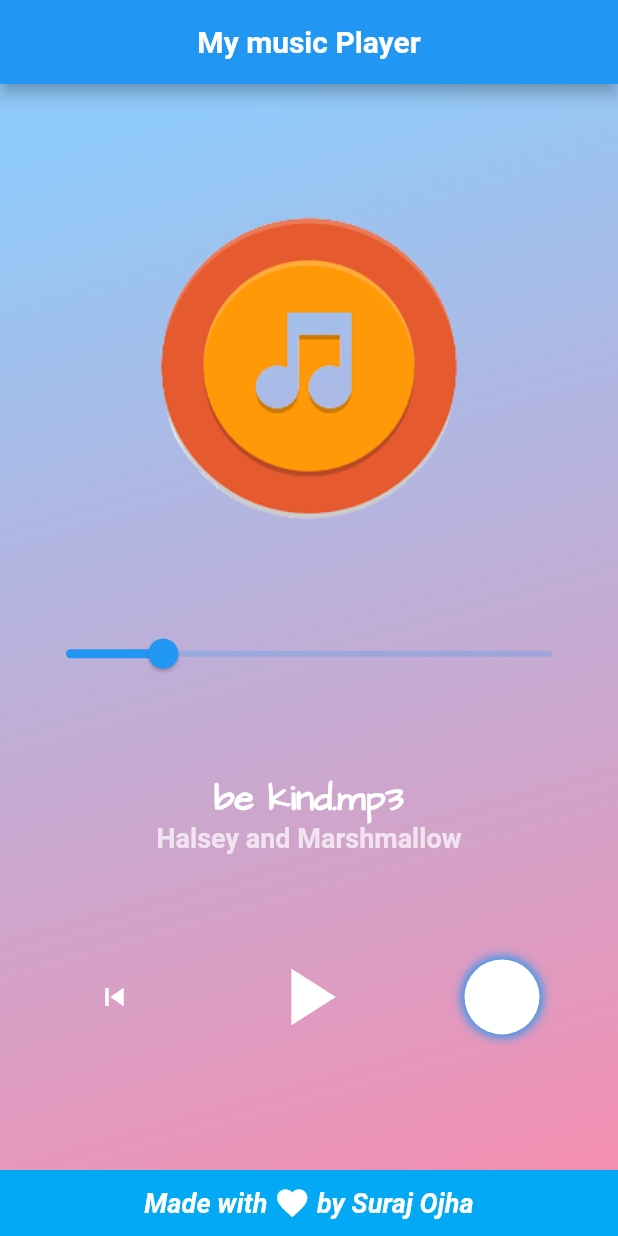
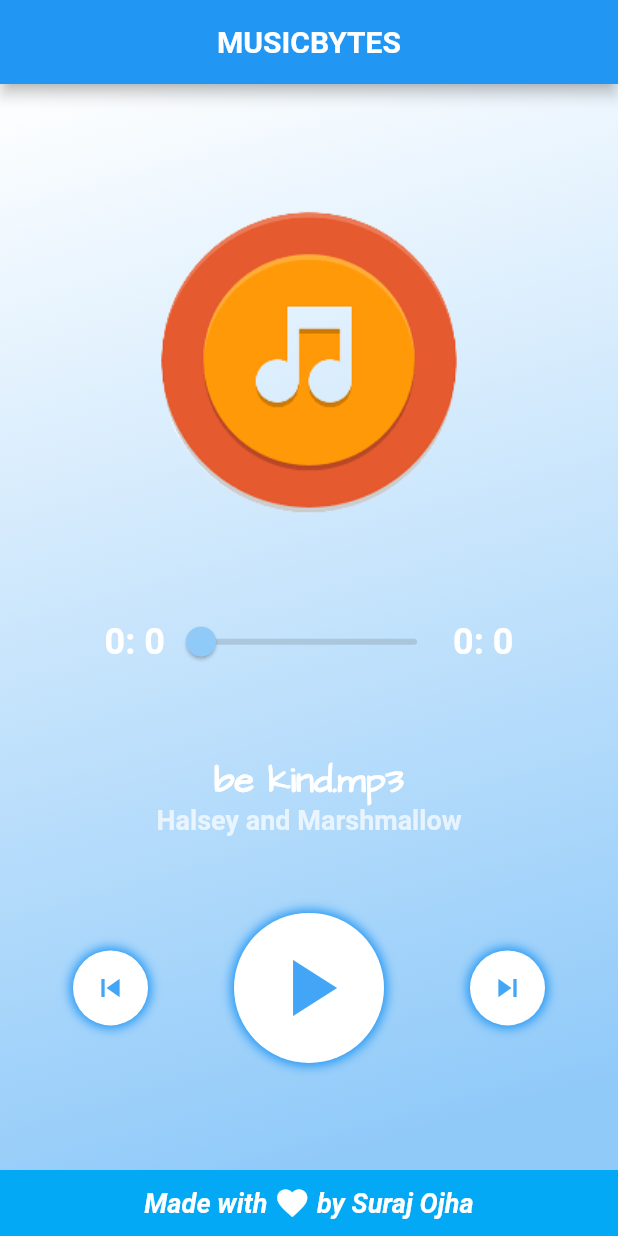
Before and after one commit to Suraez/music_player, a Flutter app: the screen it shows after launch, on a phone screen of 412 x 824 dp. Run offline on Flutter 3.47's test engine with Material 2 defaults, Android fonts, the light colour scheme and no system bars; our stand-ins replace audioplayers.

Commit message:
releasing version 1

```diff
--- a/lib/Widgets/nextSongButton.dart
+++ b/lib/Widgets/nextSongButton.dart
@@ -23,7 +23,7 @@ class NextSongButton extends StatelessWidget {
       child: IconButton(
         icon: Icon(Icons.skip_next),
         onPressed: () => onNextSongHandler('next'),
-        color: Colors.white,
+        color: Colors.blue[400],
       ),
     );
   }
--- a/lib/Widgets/pausebutton.dart
+++ b/lib/Widgets/pausebutton.dart
@@ -7,11 +7,26 @@ class PauseButton extends StatelessWidget {
 
   @override
   Widget build(BuildContext context) {
-    return IconButton(
-        icon: Icon(Icons.pause),
-        onPressed: onPlayHandler,
-        iconSize: 64.0,
+    return Container(
+      height: 100.0,
+      width: 100.0,
+      decoration: BoxDecoration(
         color: Colors.white,
-      );
+        shape: BoxShape.circle,
+        boxShadow: [
+          BoxShadow(
+            blurRadius: 5.0,
+            spreadRadius: 2.0,
+            color: Colors.blue,
+          ),
+        ],
+      ),
+      child: IconButton(
+          icon: Icon(Icons.pause),
+          onPressed: onPlayHandler,
+          iconSize: 64.0,
+          color: Colors.blue[400],
+        ),
+    );
   }
 }
--- a/lib/Widgets/playbutton.dart
+++ b/lib/Widgets/playbutton.dart
@@ -7,11 +7,26 @@ class PlayButton extends StatelessWidget {
 
   @override
   Widget build(BuildContext context) {
-    return IconButton(
-      icon: Icon(Icons.play_arrow),
-      iconSize: 64.0,
-      onPressed: onPlayHandler,
-      color: Colors.white,
+    return Container(
+      height: 100.0,
+      width: 100.0,
+      decoration: BoxDecoration(
+        color: Colors.white,
+        shape: BoxShape.circle,
+        boxShadow: [
+          BoxShadow(
+            blurRadius: 5.0,
+            spreadRadius: 2.0,
+            color: Colors.blue,
+          ),
+        ],
+      ),
+      child: IconButton(
+        icon: Icon(Icons.play_arrow),
+        iconSize: 64.0,
+        onPressed: onPlayHandler,
+        color: Colors.blue[400],
+      ),
     );
   }
 }
--- a/lib/Widgets/prevSongHandler.dart
+++ b/lib/Widgets/prevSongHandler.dart
@@ -5,10 +5,25 @@ class PrevSongButton extends StatelessWidget {
   PrevSongButton(this.onPrevSongHandler);
   @override
   Widget build(BuildContext context) {
-    return IconButton(
-      icon: Icon(Icons.skip_previous),
-      onPressed: () => onPrevSongHandler('prev'),
-      color: Colors.white,
+    return Container(
+      height: 50.0,
+      width: 50.0,
+      decoration: BoxDecoration(
+        color: Colors.white,
+        shape: BoxShape.circle,
+        boxShadow: [
+          BoxShadow(
+            blurRadius: 5.0,
+            spreadRadius: 2.0,
+            color: Colors.blue,
+          ),
+        ],
+      ),
+      child: IconButton(
+        icon: Icon(Icons.skip_previous),
+        onPressed: () => onPrevSongHandler('prev'),
+        color: Colors.blue[400],
+      ),
     );
   }
 }
--- a/lib/Widgets/slider.dart
+++ b/lib/Widgets/slider.dart
@@ -1,33 +1,45 @@
 import 'package:flutter/material.dart';
 
 // ignore: must_be_immutable
-class MySlider extends StatefulWidget {
-  // double maxValue;
-  // MySlider(this.maxValue);
-  @override
-  _MySliderState createState() => _MySliderState();
-}
-
-class _MySliderState extends State<MySlider> {
-  double sliderValue = 20.0;
-  // double maxValue;
-
-  // _MySliderState(this.maxValue);
-
-  // handler when user slides along the slider
-  void onChangeHandler(value) {
-    setState(() {
-      sliderValue = value;
-    });
-  }
+class MySlider extends StatelessWidget {
+  Duration sliderValue, totalLength;
+  Function onSeekHandler;
+  MySlider(this.sliderValue, this.totalLength, this.onSeekHandler);
 
   @override
   Widget build(BuildContext context) {
-    return Slider(
-      value: sliderValue,
-      min: 0,
-      max: 100.0,
-      onChanged: onChangeHandler,
+    return Container(
+      child: Column(
+        children: [
+          Row(
+            mainAxisAlignment: MainAxisAlignment.center,
+            children: [
+              Text(
+                '${sliderValue.inMinutes}: ${sliderValue.inSeconds.remainder(60)}',
+                style: TextStyle(
+                  color: Colors.white,
+                  fontSize: 24.0,
+                ),
+              ),
+              Slider(
+                activeColor: Colors.blue[200],
+                inactiveColor: Colors.black12,
+                value: sliderValue.inSeconds.toDouble(),
+                max: totalLength.inSeconds.toDouble(),
+                onChanged: (double value) => onSeekHandler(value.toInt()),
+              ),
+              Text(
+                '${totalLength.inMinutes}: ${totalLength.inSeconds.remainder(60)}',
+                style: TextStyle(
+                  color: Colors.white,
+                  fontSize: 24.0,
+                ),
+              ),
+            ],
+          ),
+
+        ],
+      ),
     );
   }
 }
--- a/lib/main.dart
+++ b/lib/main.dart
@@ -30,6 +30,12 @@ class _MyAppState extends State<MyApp> {
 
   int currentSongIndex = 0;
   String path;
+
+  void onSeekHandler(int sec) {
+    Duration newPosition = Duration(seconds: sec);
+    _audioPlayer.seek(newPosition);
+  }
+
   void onPlayHandler() async {
     path = songsList[currentSongIndex]["title"];
     // print(audioPlayerState);
@@ -41,18 +47,18 @@ class _MyAppState extends State<MyApp> {
     }
   }
 
-  void songChangeHandler(String type) async{
+  void songChangeHandler(String type) async {
     setState(() {
-      if (type == 'next'){
-      currentSongIndex = (currentSongIndex + 1) % 4;
+      if (type == 'next') {
+        currentSongIndex = (currentSongIndex + 1) % 4;
       }
       if (type == 'prev') {
         currentSongIndex = (currentSongIndex - 1) % 4;
       }
     });
     path = songsList[currentSongIndex]["title"];
-    if (audioPlayerState == AudioPlayerState.PLAYING){
-    await cache.play(path);
+    if (audioPlayerState == AudioPlayerState.PLAYING) {
+      await cache.play(path);
     }
   }
 
@@ -65,6 +71,18 @@ class _MyAppState extends State<MyApp> {
     _audioPlayer.onPlayerStateChanged.listen((AudioPlayerState s) {
       setState(() {
         audioPlayerState = s;
+      });
+    });
+
+    _audioPlayer.onDurationChanged.listen((Duration d) {
+      setState(() {
+        musicLength = d;
+      });
+    });
+
+    _audioPlayer.onAudioPositionChanged.listen((Duration p) {
+      setState(() {
+        position = p;
       });
     });
   }
@@ -81,12 +99,11 @@ class _MyAppState extends State<MyApp> {
 
   @override
   Widget build(BuildContext context) {
-    print(currentSongIndex);
     return MaterialApp(
       debugShowCheckedModeBanner: false,
       home: Scaffold(
         appBar: AppBar(
-          title: Center(child: Text('My music Player')),
+          title: Center(child: Text('MUSICBYTES')),
         ),
         body: body(),
         bottomNavigationBar: Footer(),
@@ -98,11 +115,11 @@ class _MyAppState extends State<MyApp> {
     return Container(
         decoration: BoxDecoration(
           gradient: LinearGradient(
-            begin: Alignment.topCenter,
-            end: Alignment.bottomRight,
+            end: Alignment.topLeft,
+            begin: Alignment.bottomCenter,
             colors: [
               Colors.blue[200],
-              Colors.pink[200],
+              Colors.white,
             ],
           ),
         ),
@@ -111,11 +128,13 @@ class _MyAppState extends State<MyApp> {
           mainAxisAlignment: MainAxisAlignment.spaceEvenly,
           children: [
             Image.asset('assets/images/sd.png'),
-            MySlider(),
-            SongTitle(
-              songsList[currentSongIndex]["title"],
-              songsList[currentSongIndex]["artists"]
+            MySlider(
+              position,
+              musicLength,
+              onSeekHandler,
             ),
+            SongTitle(songsList[currentSongIndex]["title"],
+                songsList[currentSongIndex]["artists"]),
             Row(
               mainAxisAlignment: MainAxisAlignment.spaceAround,
               children: <Widget>[
```
